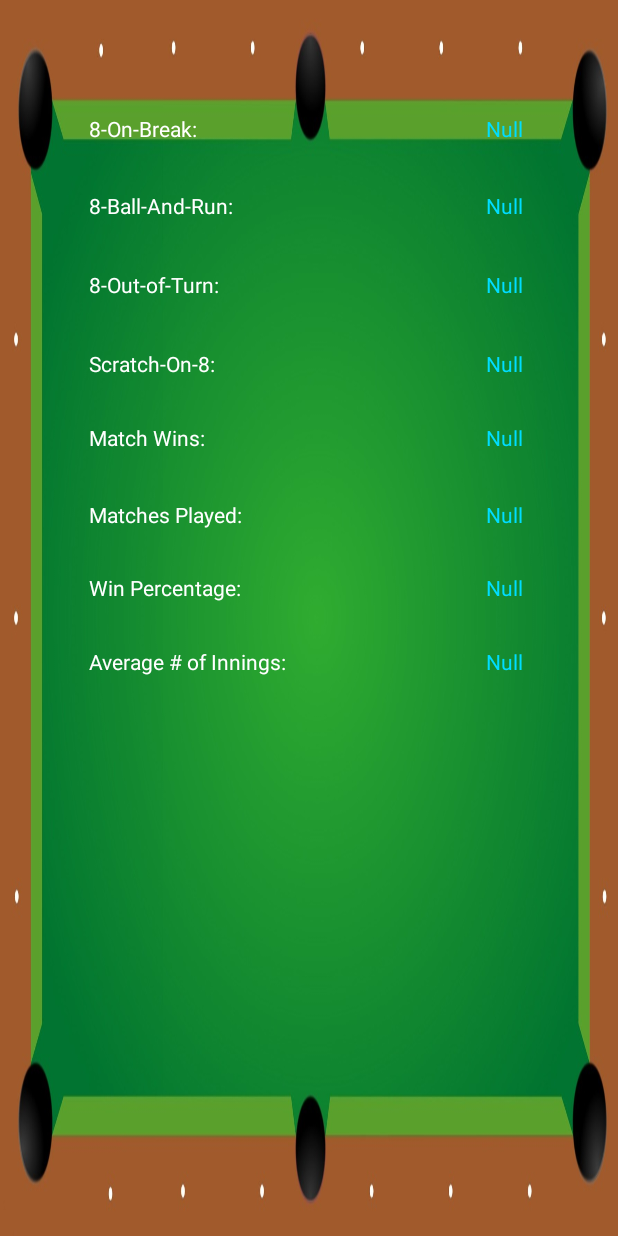
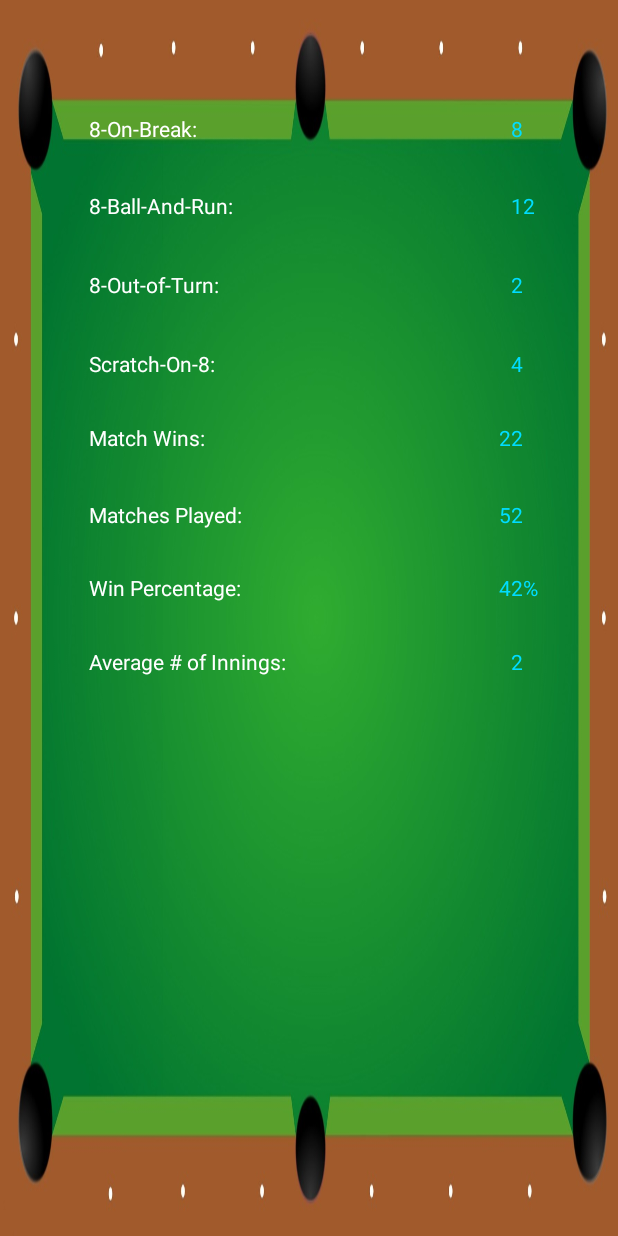
Before and after one commit to TacticalLuke43/Scoremaster, an Android app: the PlayerStatsScreen screen opened directly, with no data from a screen before it, on a phone screen of 412 x 824 dp. Run offline under Robolectric (Android 15) with nearby library versions, the phone set to English and light mode, and no system bars.

Commit message:
Add files via upload

```diff
--- a/app/src/main/java/csc483/scoremaster/GroupStatsScreen.java
+++ b/app/src/main/java/csc483/scoremaster/GroupStatsScreen.java
@@ -29,9 +29,9 @@ public class GroupStatsScreen extends AppCompatActivity {
         super.onCreate(savedInstanceState);
         setContentView(R.layout.activity_group_stats_screen);
         setRequestedOrientation(ActivityInfo.SCREEN_ORIENTATION_LANDSCAPE);
-        TableLayout groupTable = (TableLayout)findViewById(R.id.groupStatTable);
+        //TableLayout groupTable = (TableLayout)findViewById(R.id.groupStatTable);
 
-        init(groupTable);
+        //init(groupTable);
 
     }
     public static int dpToPx(int dp)
--- a/app/src/main/java/csc483/scoremaster/PlayerStatsScreen.java
+++ b/app/src/main/java/csc483/scoremaster/PlayerStatsScreen.java
@@ -9,23 +9,22 @@ import android.widget.TextView;
 public class PlayerStatsScreen extends AppCompatActivity {
 
 
-
-
     @Override
     protected void onCreate(Bundle savedInstanceState) {
         super.onCreate(savedInstanceState);
         setContentView(R.layout.activity_player_stats_screen);
 
-        //Text View Stuff
-        TextView Break = (TextView)findViewById(R.id.OnBreak);
-        TextView Run = (TextView)findViewById(R.id.BallAndRun);
-        TextView Outofturn = (TextView)findViewById(R.id.OutOfTurn);
-        TextView Scratch = (TextView)findViewById(R.id.ScratchOn8);
-        TextView Wins = (TextView)findViewById(R.id.MatchWins);
-        TextView Played = (TextView)findViewById(R.id.MatchPlayed);
-        TextView WinPercent = (TextView)findViewById(R.id.WinPercent);
-        TextView Innings = (TextView)findViewById(R.id.AvgInnings);
 
+    //Text View Stuff
+    /*TextView Break = (TextView) findViewById(R.id.OnBreak);
+    TextView Run = (TextView) findViewById(R.id.BallAndRun);
+    TextView Outofturn = (TextView) findViewById(R.id.OutOfTurn);
+    TextView Scratch = (TextView) findViewById(R.id.ScratchOn8);
+    TextView Wins = (TextView) findViewById(R.id.MatchWins);
+    TextView Played = (TextView) findViewById(R.id.MatchPlayed);
+    TextView WinPercent = (TextView) findViewById(R.id.WinPercent);
+    TextView Innings = (TextView) findViewById(R.id.AvgInnings);
+*/
         //Getting stats info and placing into strings
         //commented out until database works
         //R.string.PlayerStats_Break = String.valueOf(getEightOnBreaks());
@@ -38,14 +37,14 @@ public class PlayerStatsScreen extends AppCompatActivity {
         //R.string.PlayerStats_Innings = String.valueOf(calcAverageInnings());
 
         //Setting the TextViews
-        Break.setText(R.string.PlayerStats_Break);
-        Run.setText(R.string.PlayerStats_Run);
-        Outofturn.setText(R.string.PlayerStats_Outofturn);
-        Scratch.setText(R.string.PlayerStats_Scratch);
-        Wins.setText(R.string.PlayerStats_Wins);
-        Played.setText(R.string.PlayerStats_Played);
-        WinPercent.setText(R.string.PlayerStats_WinPercent);
-        Innings.setText(R.string.PlayerStats_Innings);
+        /*Break.setText("8");
+        Run.setText("12");
+        Outofturn.setText("2");
+        Scratch.setText("4");
+        Wins.setText("22");
+        Played.setText("52");
+        WinPercent.setText("42%");
+        Innings.setText("2");*/
+}
 
-    }
 }
```
